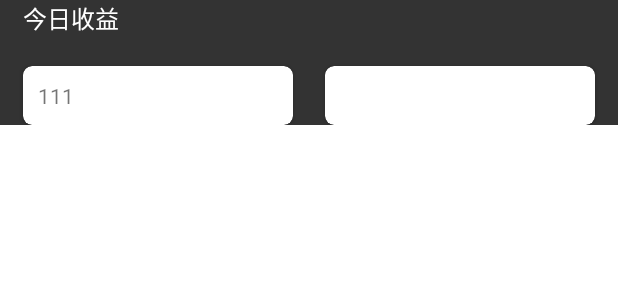
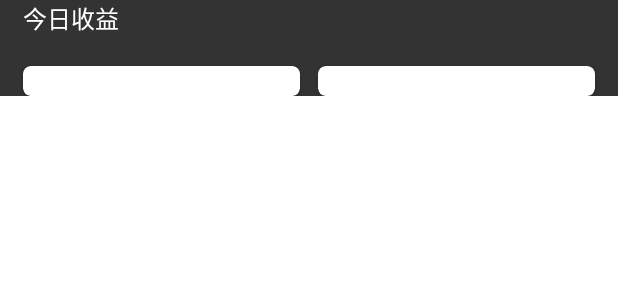
Before and after one commit to SerenadeHL/dapp_feed, an Android app: the layout app_recycle_header_game_square.xml on its own in the app's theme, with its tools: preview values and no code run, on a phone screen of 412 x 824 dp. Shown: the top 300 px of the screen. Run offline under Robolectric (Android 15) with nearby library versions, the phone set to English and light mode, and no system bars.

Commit message:
修改布局尺寸

```diff
--- a/app/src/main/res/layout/app_recycle_header_game_square.xml
+++ b/app/src/main/res/layout/app_recycle_header_game_square.xml
@@ -12,31 +12,28 @@
             android:layout_width="wrap_content"
             app:layout_constraintTop_toTopOf="parent"
             android:id="@+id/tv_today_gains"
-            android:textSize="@dimen/sp_game_square_header_today_gains_text_size"
+            android:textSize="@dimen/F3"
             android:textColor="@color/C2"
-            android:layout_marginStart="@dimen/dp_game_square_header_today_gains_margin_start"
+            android:layout_marginStart="@dimen/L1"
             android:layout_height="wrap_content"/>
 
     <android.support.v7.widget.CardView
             android:layout_width="@dimen/match_constraint"
             app:layout_constraintStart_toStartOf="parent"
             app:layout_constraintTop_toBottomOf="@id/tv_today_gains"
-            android:layout_marginStart="@dimen/dp_game_square_header_coin_margin_start"
+            android:layout_marginStart="@dimen/L1"
             app:layout_constraintEnd_toStartOf="@+id/cv_cash"
             android:id="@+id/cv_coin"
-            android:layout_marginTop="@dimen/dp_game_square_header_coin_margin_top"
-            app:cardCornerRadius="@dimen/dp_game_square_header_coin_corner_radius"
+            android:layout_marginTop="@dimen/L8"
+            app:cardCornerRadius="@dimen/L6"
             android:layout_marginEnd="@dimen/dp_game_square_header_coin_margin_end"
             android:layout_height="wrap_content">
         <android.support.constraint.ConstraintLayout
                 android:layout_width="match_parent"
-                android:padding="@dimen/dp_game_square_header_coin_content_padding"
+                android:padding="@dimen/L7"
                 android:layout_height="wrap_content">
 
-            <TextView
-                    android:layout_width="wrap_content"
-                    android:text="111"
-                    android:layout_height="wrap_content"/>
+
 
         </android.support.constraint.ConstraintLayout>
     </android.support.v7.widget.CardView>
@@ -45,13 +42,20 @@
             android:layout_width="@dimen/match_constraint"
             app:layout_constraintEnd_toEndOf="parent"
             app:layout_constraintTop_toTopOf="@id/cv_coin"
-            android:layout_marginEnd="@dimen/dp_game_square_header_cash_margin_end"
+            android:layout_marginEnd="@dimen/L1"
             android:layout_marginStart="@dimen/dp_game_square_header_cash_margin_start"
             app:layout_constraintStart_toEndOf="@+id/cv_coin"
             android:id="@+id/cv_cash"
             app:layout_constraintBottom_toBottomOf="@id/cv_coin"
-            app:cardCornerRadius="@dimen/dp_game_square_header_cash_corner_radius"
-            android:layout_height="0dp">
+            app:cardCornerRadius="@dimen/L6"
+            android:layout_height="@dimen/match_constraint">
+        <android.support.constraint.ConstraintLayout
+                android:layout_width="match_parent"
+                android:padding="@dimen/L7"
+                android:layout_height="wrap_content">
 
+
+
+        </android.support.constraint.ConstraintLayout>
     </android.support.v7.widget.CardView>
 </android.support.constraint.ConstraintLayout>
--- a/app/src/main/res/layout/divider.xml
+++ b/app/src/main/res/layout/divider.xml
@@ -1,4 +1,6 @@
 <?xml version="1.0" encoding="utf-8"?>
 <View
         xmlns:android="http://schemas.android.com/apk/res/android"
-        android:background="@color/C9"/>
+        android:background="@color/C9"
+        android:layout_height="@dimen/divider_size"
+        android:layout_width="@dimen/match_constraint"/>
--- a/app/src/main/res/layout/title_layout.xml
+++ b/app/src/main/res/layout/title_layout.xml
@@ -12,8 +12,8 @@
             app:layout_constraintTop_toTopOf="parent"
             tools:text="@string/game_square"
             android:id="@+id/tv_title"
-            android:textSize="@dimen/sp_title_text_view_size"
+            android:textSize="@dimen/F2"
             android:gravity="center"
             android:textColor="@color/C2"
-            android:layout_height="@dimen/dp_title_bar_height"/>
+            android:layout_height="@dimen/L2"/>
 </android.support.constraint.ConstraintLayout>
--- a/app/src/main/res/values/dimens.xml
+++ b/app/src/main/res/values/dimens.xml
@@ -27,43 +27,20 @@
     <!--分割线粗细-->
     <dimen name="divider_size">0.5dp</dimen>
 
-    <!--Activity标题-->
-    <dimen name="dp_title_bar_height">44dp</dimen>
-    <dimen name="sp_title_text_view_size">18sp</dimen>
 
     <!--MainActivity-->
-    <dimen name="dp_main_bottom_tab_padding_top">5dp</dimen>
     <dimen name="dp_main_bottom_tab_padding_bottom">7dp</dimen>
     <dimen name="dp_main_bottom_tab_icon_width">25dp</dimen>
     <dimen name="dp_main_bottom_tab_icon_height">25dp</dimen>
     <dimen name="dp_main_bottom_tab_title_margin_top">4dp</dimen>
-    <dimen name="sp_main_bottom_tab_title_text_size">10sp</dimen>
 
 
     <!--GameSquareFragment-->
-    <dimen name="sp_game_square_header_today_gains_text_size">16sp</dimen>
-    <dimen name="dp_game_square_header_today_gains_margin_start">15dp</dimen>
+    <dimen name="dp_game_square_header_coin_margin_end">6dp</dimen>
+    <dimen name="dp_game_square_header_cash_margin_start">6dp</dimen>
 
-    <dimen name="dp_game_square_header_coin_margin_start">15dp</dimen>
-    <dimen name="dp_game_square_header_coin_margin_end">6dp</dimen>
-    <dimen name="dp_game_square_header_coin_margin_top">20dp</dimen>
-    <dimen name="dp_game_square_header_coin_corner_radius">6dp</dimen>
-    <dimen name="dp_game_square_header_coin_content_padding">10dp</dimen>
-
-    <dimen name="dp_game_square_header_cash_margin_start">15dp</dimen>
-    <dimen name="dp_game_square_header_cash_margin_end">15dp</dimen>
-    <dimen name="dp_game_square_header_cash_corner_radius">6dp</dimen>
-
-    <dimen name="dp_game_square_item_padding_bottom">10dp</dimen>
     <dimen name="dp_game_square_item_icon_width">75dp</dimen>
     <dimen name="dp_game_square_item_icon_height">75dp</dimen>
-    <dimen name="dp_game_square_item_icon_margin_top">10dp</dimen>
-    <dimen name="dp_game_square_item_icon_margin_start">15dp</dimen>
-    <dimen name="dp_game_square_item_name_margin_start">10dp</dimen>
-    <dimen name="dp_game_square_item_name_margin_end">10dp</dimen>
-    <dimen name="sp_game_square_item_name_text_size">18sp</dimen>
-    <dimen name="sp_game_square_item_description_text_size">13sp</dimen>
-    <dimen name="sp_game_square_item_gains_text_size">13sp</dimen>
 
 
     <!--PopupWindowUtils-->
--- a/app/src/main/res/values/styles.xml
+++ b/app/src/main/res/values/styles.xml
@@ -24,7 +24,7 @@
         <item name="android:layout_height">wrap_content</item>
         <item name="layout_constraintBottom_toBottomOf">parent</item>
         <item name="layout_constraintHorizontal_weight">1</item>
-        <item name="android:paddingTop">@dimen/dp_main_bottom_tab_padding_top</item>
+        <item name="android:paddingTop">@dimen/L6</item>
         <item name="android:paddingBottom">@dimen/dp_main_bottom_tab_padding_bottom</item>
     </style>
 
@@ -42,7 +42,7 @@
         <item name="android:layout_height">wrap_content</item>
         <item name="layout_constraintStart_toStartOf">parent</item>
         <item name="layout_constraintEnd_toEndOf">parent</item>
-        <item name="android:textSize">@dimen/sp_main_bottom_tab_title_text_size</item>
+        <item name="android:textSize">@dimen/F6</item>
         <item name="android:includeFontPadding">false</item>
         <item name="android:layout_marginTop">@dimen/dp_main_bottom_tab_title_margin_top</item>
     </style>
```
Also changed, not shown: app/src/main/java/com/dong/dapp/adapter/viewpager/ApplicationListAdapter.kt (deleted, +0 -38 lines), app/src/main/res/layout/app_recycle_item_game_square.xml (+8 -8 lines).
